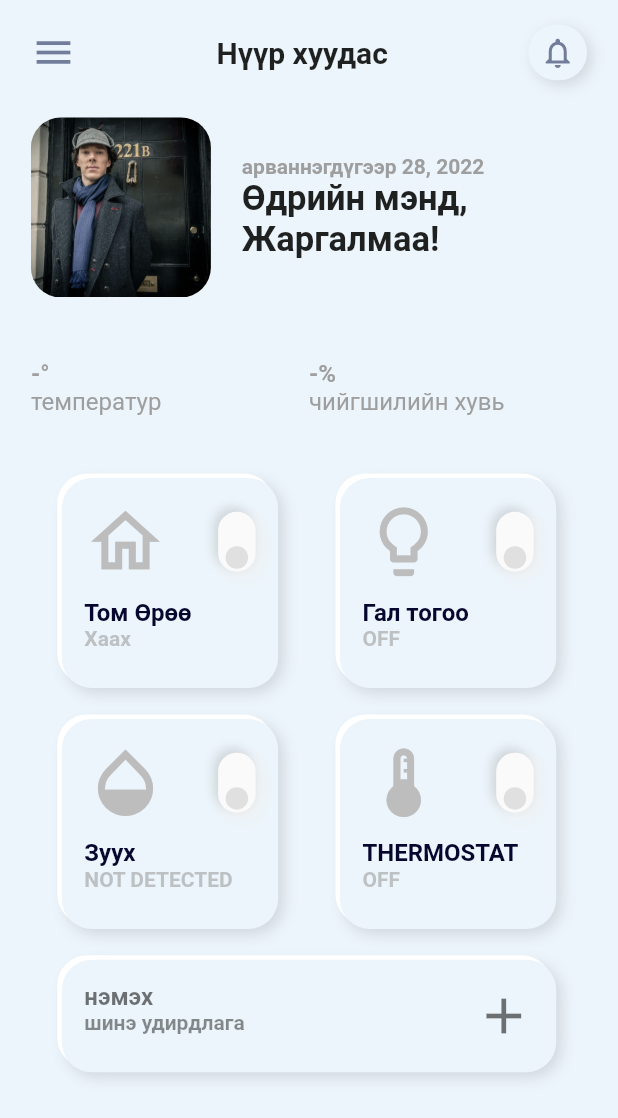
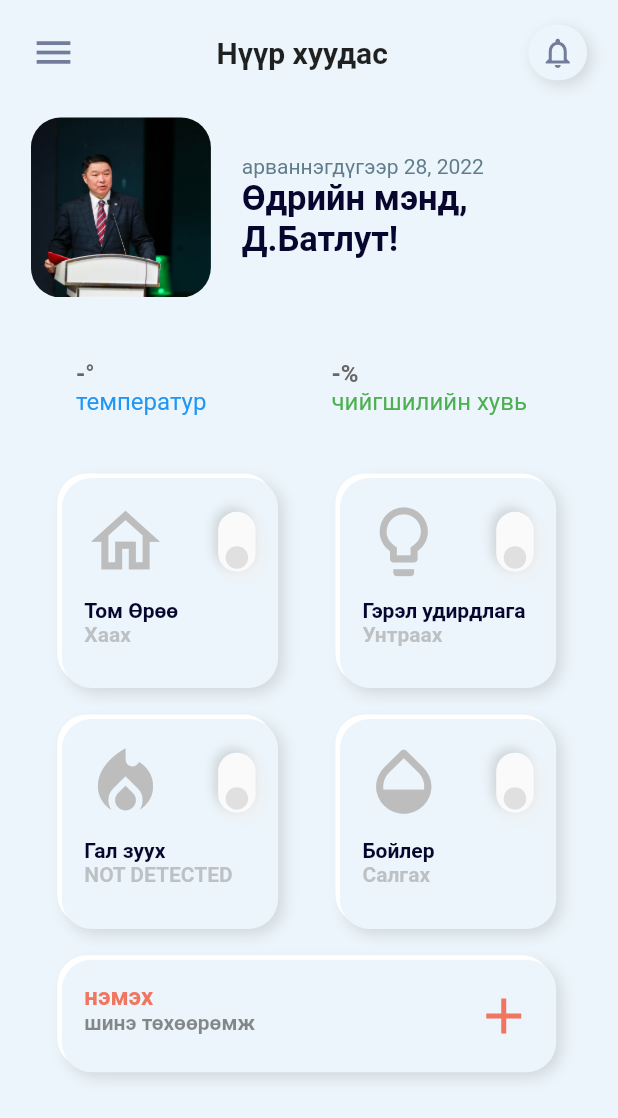
Before and after one commit to UGUUMUR1013/monfix_project, a Flutter app: the SensorScreen screen opened directly, on a phone screen of 412 x 824 dp. Shown: the top 1118 px of the screen. Run offline on Flutter 3.47's test engine with Material 2 defaults, Android fonts, the phone set to English and light mode, and no system bars; our stand-ins replace after_layout, shared_preferences; accounts and stored records are empty; network calls fail; Roboto replaces fonts that are missing (Poppings, Poppins).

Commit message:
commit design

```diff
--- a/lib/LandingScreen/components/default_button.dart
+++ b/lib/LandingScreen/components/default_button.dart
@@ -49,7 +49,7 @@ class DefaultButton extends StatelessWidget {
         ),
         child: Center(
           child: Text(
-            'Next',
+            'Үргэлжлүүлэх',
             style: TextStyle(
               color: Colors.black,
               fontSize: 20,
--- a/lib/SensorScreen/components/body.dart
+++ b/lib/SensorScreen/components/body.dart
@@ -131,14 +131,14 @@ class _SensorScreenBodyState extends State<SensorScreenBody> {
                       Text(
                         'арваннэгдүгээр 28, 2022',
                         style: TextStyle(
-                          color: Colors.grey,
-                          fontWeight: FontWeight.w600,
+                          color: Colors.blueGrey,
+                          fontWeight: FontWeight.w400,
                         ),
                       ),
                       Text(
-                        'Өдрийн мэнд,\nЖаргалмаа!',
+                        'Өдрийн мэнд,\nД.Батлут!',
                         style: TextStyle(
-                          color: Colors.black87,
+                          color: kBlueColor,
                           fontWeight: FontWeight.bold,
                           fontSize: 23,
                           fontFamily: 'Poppings',
@@ -149,7 +149,13 @@ class _SensorScreenBodyState extends State<SensorScreenBody> {
                 ],
               ),
               SizedBox(height: size.height * 0.05),
-              Row(
+              Padding(
+                padding: const EdgeInsets.only(
+                  left: 30,
+                ),
+                child: Row(
+                  mainAxisAlignment: MainAxisAlignment.spaceEvenly,
+                  // crossAxisAlignment: CrossAxisAlignment,
                   children: [
                     Expanded(
                       child: Column(
@@ -160,14 +166,14 @@ class _SensorScreenBodyState extends State<SensorScreenBody> {
                             style: TextStyle(
                               fontSize: 16,
                               fontWeight: FontWeight.w600,
-                            color: Colors.grey,
+                              color: Color.fromARGB(255, 105, 102, 102),
                             ),
                           ),
                           Text(
                             'температур',
                             style: TextStyle(
                               fontSize: 16,
-                            color: Colors.grey,
+                              color: Colors.blue,
                               fontFamily: 'Poppings',
                             ),
                           ),
@@ -183,14 +189,14 @@ class _SensorScreenBodyState extends State<SensorScreenBody> {
                             style: TextStyle(
                               fontSize: 16,
                               fontWeight: FontWeight.w600,
-                            color: Colors.grey,
+                              color: Color.fromARGB(255, 105, 102, 102),
                             ),
                           ),
                           Text(
                             'чийгшилийн хувь',
                             style: TextStyle(
                               fontSize: 16,
-                            color: Colors.grey,
+                              color: Colors.green,
                               fontFamily: 'Poppings',
                             ),
                           ),
@@ -198,6 +204,7 @@ class _SensorScreenBodyState extends State<SensorScreenBody> {
                       ),
                     ),
                   ],
+                ),
               ),
               SizedBox(height: size.height * 0.05),
               Row(
@@ -222,9 +229,9 @@ class _SensorScreenBodyState extends State<SensorScreenBody> {
                         size: 55,
                         color: Colors.grey.shade400,
                       ),
-                      title: "Гал тогоо",
-                      statusOn: "ON",
-                      statusOff: "OFF",
+                      title: "Гэрэл удирдлага",
+                      statusOn: "Асаах",
+                      statusOff: "Унтраах",
                     ),
                   ),
                 ],
@@ -236,24 +243,26 @@ class _SensorScreenBodyState extends State<SensorScreenBody> {
                   CustomCard(
                     size: size,
                     icon: Icon(
-                      Icons.opacity,
+                      //Icons.opacity,
+                      Icons.local_fire_department,
                       size: 55,
                       color: Colors.grey.shade400,
                     ),
-                    title: "Зуух",
+                    title: "Гал зуух",
                     statusOn: "DETECTED",
                     statusOff: "NOT DETECTED",
                   ),
                   CustomCard(
                     size: size,
                     icon: Icon(
-                      Icons.thermostat_outlined,
+                      // Icons.thermostat_outlined,
+                      Icons.opacity_rounded,
                       size: 55,
                       color: Colors.grey.shade400,
                     ),
-                    title: "THERMOSTAT",
-                    statusOn: "ON",
-                    statusOff: "OFF",
+                    title: "Бойлер",
+                    statusOn: "Залгах",
+                    statusOff: "Салгах",
                   ),
                 ],
               ),
@@ -290,11 +299,11 @@ class _SensorScreenBodyState extends State<SensorScreenBody> {
                             style: TextStyle(
                               fontSize: 16,
                               fontWeight: FontWeight.bold,
-                              color: Colors.black54,
+                              color: kOrangeColor,
                             ),
                           ),
                           Text(
-                            "шинэ удирдлага",
+                            "шинэ төхөөрөмж",
                             style: TextStyle(
                               color: Colors.black45,
                               fontWeight: FontWeight.bold,
@@ -306,7 +315,7 @@ class _SensorScreenBodyState extends State<SensorScreenBody> {
                       Icon(
                         Icons.add,
                         size: 40,
-                        color: Colors.black54,
+                        color: kOrangeColor,
                       ),
                     ],
                   ),
--- a/lib/SensorScreen/components/custom_card.dart
+++ b/lib/SensorScreen/components/custom_card.dart
@@ -168,7 +168,7 @@ class _CustomCardState extends State<CustomCard>
             Text(
               widget.title,
               style: TextStyle(
-                fontSize: 16,
+                fontSize: 14,
                 fontWeight: FontWeight.bold,
                 color: kBlueColor,
               ),
```
Also changed, not shown: lib/LandingScreen/components/body.dart (+14 -13 lines), assets/images/profile_picture.jpeg. Lines whose indentation alone changed are shown as unchanged.
